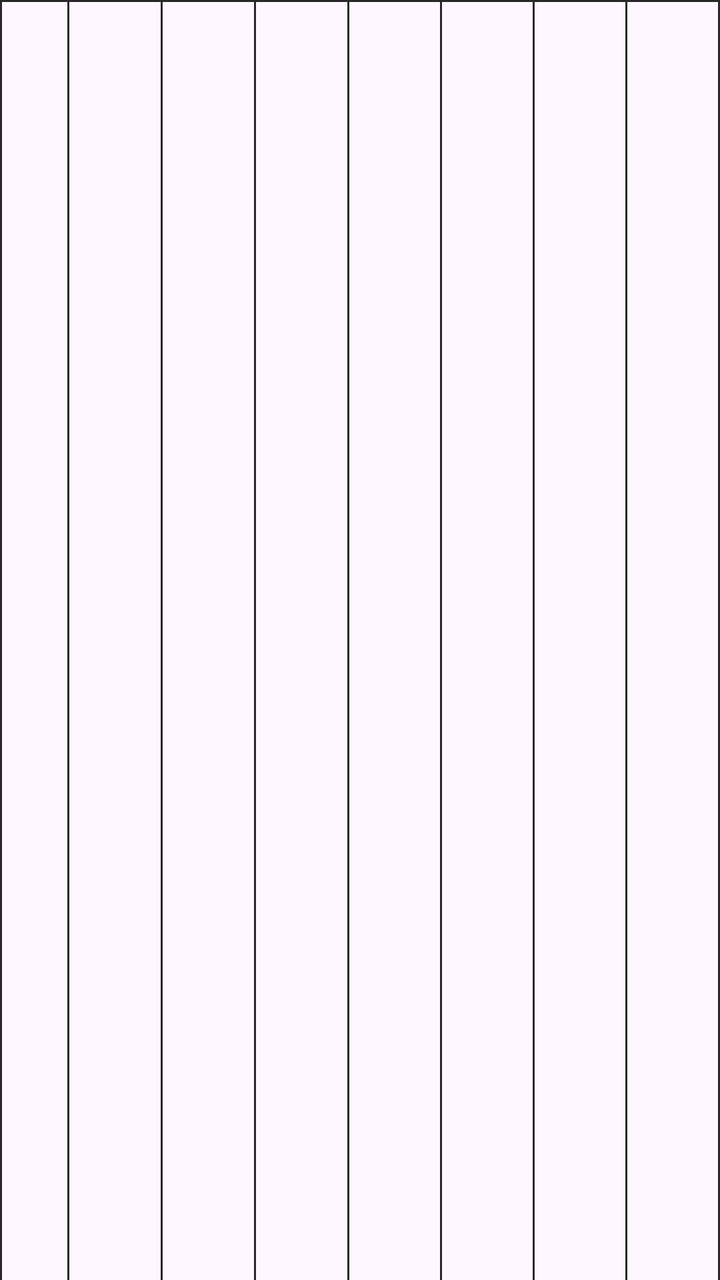
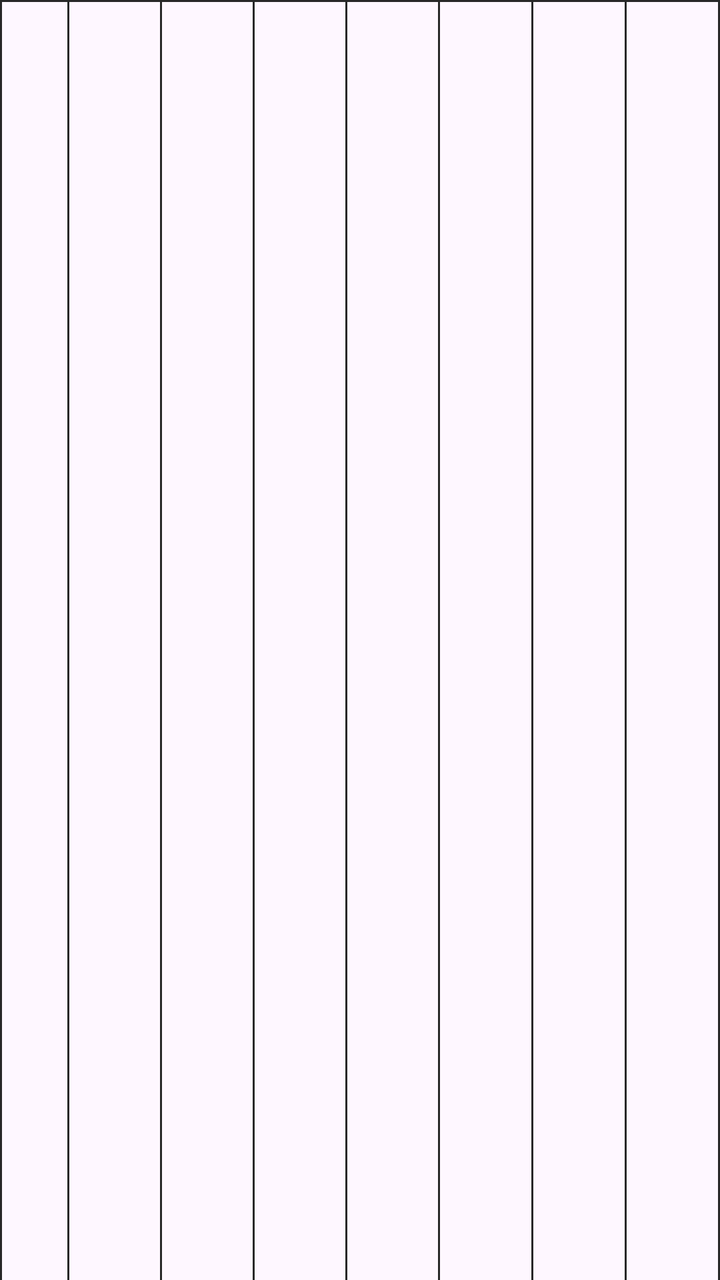

Two renders of the same Android screen: before a commit and after it. Below are the layout's source before the change and the commit's diff.
<!-- AndroidManifest.xml: application theme Theme.SMTweaks -->
<!-- res/layout/calendar_widget_header.xml -->
<?xml version="1.0" encoding="utf-8"?>
<LinearLayout xmlns:android="http://schemas.android.com/apk/res/android"
    xmlns:tools="http://schemas.android.com/tools"
    android:layout_width="match_parent"
    android:layout_height="wrap_content"
    tools:ignore="ContentDescription"
    android:orientation="vertical">

    <ImageView
        android:id="@+id/imageView18"
        android:layout_width="match_parent"
        android:layout_height="1dp"
        android:background="@color/widget_table_border" />

    <LinearLayout
        android:layout_width="match_parent"
        android:layout_height="match_parent"
        android:orientation="horizontal">

        <ImageView
            android:id="@+id/imageView8"
            android:layout_width="1dp"
            android:layout_height="match_parent"
            android:background="@color/widget_table_border" />

        <TextView
            android:id="@+id/cell0"
            android:layout_width="wrap_content"
            android:layout_height="match_parent"
            android:gravity="center_vertical"
            android:minEms="2"
            android:paddingHorizontal="8dp"
            android:textColor="@color/widget_default_text"
            android:visibility="invisible" />

        <LinearLayout
            android:layout_width="match_parent"
            android:layout_height="match_parent"
            android:layout_weight="1"
            android:orientation="horizontal">

            <ImageView
                android:id="@+id/imh1"
                android:layout_width="1dp"
                android:layout_height="match_parent"
                android:background="@color/widget_table_border" />

            <TextView
                android:id="@+id/header1"
                android:layout_width="match_parent"
                android:layout_height="match_parent"
                android:layout_weight="1"
                android:gravity="center_horizontal|center_vertical"
                android:paddingBottom="4dp"
                android:textColor="@color/widget_default_text"
                android:textSize="14sp" />

            <ImageView
                android:id="@+id/imh2"
                android:layout_width="1dp"
                android:layout_height="match_parent"
                android:background="@color/widget_table_border" />

            <TextView
                android:id="@+id/header2"
                android:layout_width="match_parent"
                android:layout_height="match_parent"
                android:layout_weight="1"
                android:gravity="center_horizontal|center_vertical"
                android:paddingBottom="4dp"
                android:textColor="@color/widget_default_text" />

            <ImageView
                android:id="@+id/imh3"
                android:layout_width="1dp"
                android:layout_height="match_parent"
                android:background="@color/widget_table_border" />

            <TextView
                android:id="@+id/header3"
                android:layout_width="match_parent"
                android:layout_height="match_parent"
                android:layout_weight="1"
                android:gravity="center_horizontal|center_vertical"
                android:paddingBottom="4dp"
                android:textColor="@color/widget_default_text" />

            <ImageView
                android:id="@+id/imh4"
                android:layout_width="1dp"
                android:layout_height="match_parent"
                android:background="@color/widget_table_border" />

            <TextView
                android:id="@+id/header4"
                android:layout_width="match_parent"
                android:layout_height="match_parent"
                android:layout_weight="1"
                android:gravity="center_horizontal|center_vertical"
                android:paddingBottom="4dp"
                android:textColor="@color/widget_default_text" />

            <ImageView
                android:id="@+id/imh5"
                android:layout_width="1dp"
                android:layout_height="match_parent"
                android:background="@color/widget_table_border" />

            <TextView
                android:id="@+id/header5"
                android:layout_width="match_parent"
                android:layout_height="match_parent"
                android:layout_weight="1"
                android:gravity="center_horizontal|center_vertical"
                android:paddingBottom="4dp"
                android:textColor="@color/widget_default_text" />

            <ImageView
                android:id="@+id/imh6"
                android:layout_width="1dp"
                android:layout_height="match_parent"
                android:background="@color/widget_table_border" />

            <TextView
                android:id="@+id/header6"
                android:layout_width="match_parent"
                android:layout_height="match_parent"
                android:layout_weight="1"
                android:gravity="center_horizontal|center_vertical"
                android:paddingBottom="4dp"
                android:textColor="@color/widget_default_text" />

            <ImageView
                android:id="@+id/imh7"
                android:layout_width="1dp"
                android:layout_height="match_parent"
                android:background="@color/widget_table_border" />

            <TextView
                android:id="@+id/header7"
                android:layout_width="match_parent"
                android:layout_height="match_parent"
                android:layout_weight="1"
                android:gravity="center_horizontal|center_vertical"
                android:paddingBottom="4dp"
                android:textColor="@color/widget_default_text" />

            <ImageView
                android:id="@+id/imageView17"
                android:layout_width="1dp"
                android:layout_height="match_parent"
                android:background="@color/widget_table_border" />
        </LinearLayout>

    </LinearLayout>

    <ImageView
        android:id="@+id/imageView6"
        android:layout_width="match_parent"
        android:layout_height="1dp"
        android:background="@color/widget_table_border" />

</LinearLayout>
<!-- resources referenced by this layout -->
<resources>
  <color name="widget_default_text">#2C2C2C</color>
  <color name="widget_table_border">#282828</color>
  <style name="Theme.SMTweaks" parent="Theme.Material3.DayNight.NoActionBar">
          <item name="android:statusBarColor">?attr/colorPrimaryVariant</item>
      </style>
</resources>

<!-- the commit's change to res/layout/calendar_widget_header.xml (unified diff, before → after) -->
@@ -47,13 +47,12 @@
 
             <TextView
                 android:id="@+id/header1"
-                android:layout_width="match_parent"
+                android:layout_width="0dp"
                 android:layout_height="match_parent"
                 android:layout_weight="1"
                 android:gravity="center_horizontal|center_vertical"
                 android:paddingBottom="4dp"
-                android:textColor="@color/widget_default_text"
-                android:textSize="14sp" />
+                android:textColor="@color/widget_default_text" />
 
             <ImageView
                 android:id="@+id/imh2"
@@ -63,7 +62,7 @@
 
             <TextView
                 android:id="@+id/header2"
-                android:layout_width="match_parent"
+                android:layout_width="0dp"
                 android:layout_height="match_parent"
                 android:layout_weight="1"
                 android:gravity="center_horizontal|center_vertical"
@@ -78,7 +77,7 @@
 
             <TextView
                 android:id="@+id/header3"
-                android:layout_width="match_parent"
+                android:layout_width="0dp"
                 android:layout_height="match_parent"
                 android:layout_weight="1"
                 android:gravity="center_horizontal|center_vertical"
@@ -93,7 +92,7 @@
 
             <TextView
                 android:id="@+id/header4"
-                android:layout_width="match_parent"
+                android:layout_width="0dp"
                 android:layout_height="match_parent"
                 android:layout_weight="1"
                 android:gravity="center_horizontal|center_vertical"
@@ -108,7 +107,7 @@
 
             <TextView
                 android:id="@+id/header5"
-                android:layout_width="match_parent"
+                android:layout_width="0dp"
                 android:layout_height="match_parent"
                 android:layout_weight="1"
                 android:gravity="center_horizontal|center_vertical"
@@ -123,7 +122,7 @@
 
             <TextView
                 android:id="@+id/header6"
-                android:layout_width="match_parent"
+                android:layout_width="0dp"
                 android:layout_height="match_parent"
                 android:layout_weight="1"
                 android:gravity="center_horizontal|center_vertical"
@@ -138,7 +137,7 @@
 
             <TextView
                 android:id="@+id/header7"
-                android:layout_width="match_parent"
+                android:layout_width="0dp"
                 android:layout_height="match_parent"
                 android:layout_weight="1"
                 android:gravity="center_horizontal|center_vertical"
